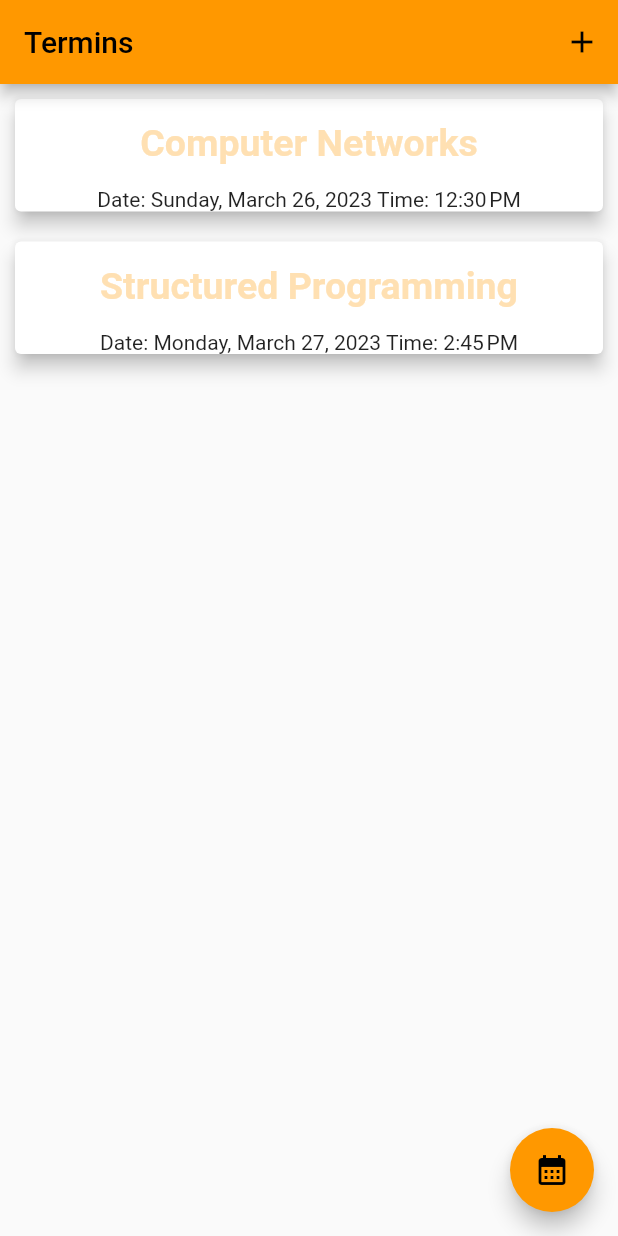
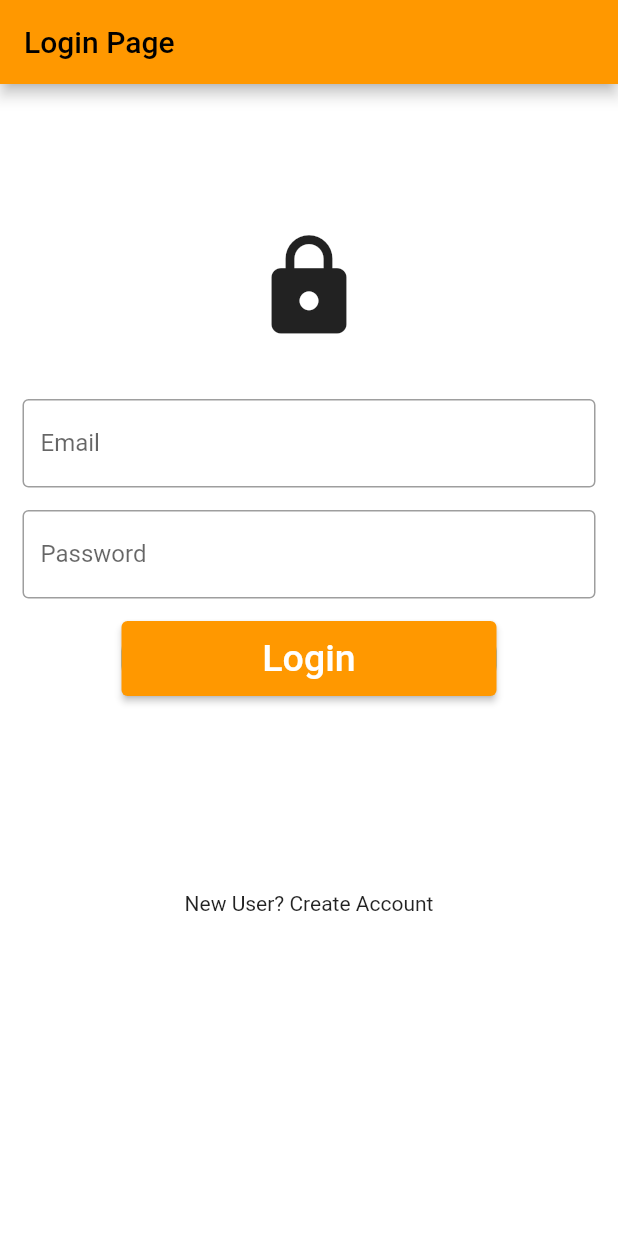
Before and after one commit to MuratUseini123/LaboratoryExe4_191546, a Flutter app: the screen it shows after launch, on a phone screen of 412 x 824 dp. Run offline on Flutter 3.47's test engine with Material 2 defaults, Android fonts, the phone set to English and light mode, and no system bars; our stand-ins replace sqflite, syncfusion_flutter_calendar; accounts and stored records are empty.

Commit message:
added login func, created user and termin models

```diff
--- /dev/null
+++ b/lib/Repository/User.dart
@@ -0,0 +1,76 @@
+import 'package:sqflite/sqflite.dart';
+import 'dart:io';
+import 'package:path/path.dart';
+import 'package:path_provider/path_provider.dart';
+
+class User{
+  final int? id;
+  final String user_name;
+  final String user_email;
+  final String user_pass;
+
+  User({this.id,required  this.user_name,required  this.user_email,required this.user_pass});
+
+
+factory User.fromMap(Map<String, dynamic> json) => new User(
+        id: json['id'],
+        user_name: json['user_name'],
+        user_email: json['user_email'],
+        user_pass: json['user_pass']
+  );
+
+  Map<String, dynamic> toMap() {
+    return {
+      'id': id,
+      'user_name': user_name,
+      'user_email': user_email,
+      'user_pass': user_pass,
+    };
+  }
+}
+
+class DatabaseHelper {
+  DatabaseHelper._privateConstructor();
+  static final DatabaseHelper instance = DatabaseHelper._privateConstructor();
+  static Database? _database;
+  Future<Database> get database async => _database ??= await _initDatabase();
+  Future<Database> _initDatabase() async {
+    Directory documentsDirectory = await getApplicationDocumentsDirectory();
+    String path = join(documentsDirectory.path, 'users.db');
+    return await openDatabase(
+      path,
+      version: 1,
+      onCreate: _onCreate,
+    );
+  }
+
+  Future _onCreate(Database db, int version) async {
+    await db.execute('''
+      CREATE TABLE users(
+          id INTEGER PRIMARY KEY AUTOINCREMENT NOT NULL,
+          user_name TEXT,
+          user_email TEXT,
+          user_pass TEXT,
+      )
+      ''');
+  }
+  Future<List<User>> getUsers() async {
+    Database db = await instance.database;
+    var dbusers = await db.query('users', orderBy: 'user_name');
+    List<User> users = dbusers.isNotEmpty
+        ? dbusers.map((c) => User.fromMap(c)).toList()
+        : [];
+    return users;
+  }
+
+  Future<int> add(User user) async {
+    Database db = await instance.database;
+    return await db.insert('users', user.toMap());
+  }
+
+  Future<int> update(User user) async {
+    Database db = await instance.database;
+    return await db.update('users', user.toMap(),
+        where: "id = ?", whereArgs: [user.id]);
+  }
+}
--- a/lib/Termins.dart
+++ b/lib/Termins.dart
@@ -1,45 +1,66 @@
 import 'package:flutter/material.dart';
 import 'package:intl/intl.dart';
 import './course.dart';
+import 'Repository/Termin.dart';
 
-class Termin extends StatefulWidget {
-  List<Course> courses;
-  Termin({super.key, required this.courses});
+class TerminWidget extends StatefulWidget {
+  TerminWidget({super.key});
 
   @override
-  State<Termin> createState() => _TerminState();
+  State<TerminWidget> createState() => _TerminWidgetState();
 }
 
-class _TerminState extends State<Termin> {
+class _TerminWidgetState extends State<TerminWidget> {
   @override
   Widget build(BuildContext context) {
-    return ListView.builder(
-        itemCount: widget.courses.length,
-        itemBuilder: (ctx, index) {
+    return Center(
+      child: FutureBuilder<List<Termin>>(
+          future: TerminDatabaseHelper.instance.getTermins(),
+          builder:
+              (BuildContext context, AsyncSnapshot<List<Termin>> snapshot) {
+            if (!snapshot.hasData) {
+              return Center(child: Text('Loading...'));
+            }
+            return snapshot.data!.isEmpty
+                ? Center(
+                    child: const Text('No Termins in List.'),
+                  )
+                : Column(
+                    children: [
+                      Expanded(
+                        child: ListView(
+                          children: snapshot.data!.map((termin) {
                             return Card(
                               margin: const EdgeInsets.all(10),
                               elevation: 5,
                               child: Column(
-              mainAxisAlignment: MainAxisAlignment.spaceBetween,
+                                mainAxisAlignment:
+                                    MainAxisAlignment.spaceBetween,
                                 children: [
                                   Container(
                                     margin: const EdgeInsets.all(15),
                                     child: Text(
-                    widget.courses.elementAt(index).course_name,
+                                      termin.course_name,
                                       style: TextStyle(
                                           fontSize: 25,
                                           fontWeight: FontWeight.bold,
-                        color: Theme.of(ctx).primaryColorLight),
+                                          color: Theme.of(context)
+                                              .primaryColorLight),
                                     ),
                                   ),
                                   Container(
                                     child: Text(
-                      "Date: ${DateFormat.yMMMMEEEEd().format(widget.courses.elementAt(index).termin_date)} Time: ${DateFormat.jm().format(widget.courses.elementAt(index).termin_date)}"),
+                                        "Date: ${DateFormat.yMMMMEEEEd().format(DateTime.parse(termin.termin_date))} Time: ${DateFormat.jm().format(DateTime.parse(termin.termin_date))}"),
                                   ),
                                 ],
                               ),
                             );
-        },
+                          }).toList(),
+                        ),
+                      ),
+                    ],
+                  );
+          }),
     );
   }
 }
--- /dev/null
+++ b/lib/auth.dart
@@ -0,0 +1,22 @@
+import 'package:flutter/material.dart';
+import 'package:flutter/src/widgets/framework.dart';
+import 'package:flutter/src/widgets/placeholder.dart';
+import 'package:src/login.dart';
+
+import 'homePage.dart';
+
+class LoginAuth extends StatefulWidget {
+  const LoginAuth({super.key});
+  static bool isLoggedin = false;
+  @override
+  State<LoginAuth> createState() => _LoginAuthState();
+}
+
+class _LoginAuthState extends State<LoginAuth> {
+  @override
+  Widget build(BuildContext context) {
+    return LoginAuth.isLoggedin == true
+        ? MyHomePage(title: "Termins")
+        : Login();
+  }
+}
--- a/lib/course.dart
+++ b/lib/course.dart
@@ -1,11 +1,11 @@
 import 'package:flutter/foundation.dart';
 
 class Course {
-  int course_id  = -1;
+  int course_id = -1;
   String course_name = '';
   DateTime termin_date = DateTime.now();
 
-  Course(int id, this.course_name, this.termin_date){
+  Course(int id, this.course_name, this.termin_date) {
     course_id = id;
   }
 
--- /dev/null
+++ b/lib/login.dart
@@ -0,0 +1,85 @@
+import 'package:flutter/material.dart';
+import 'package:src/auth.dart';
+
+import 'homePage.dart';
+
+class Login extends StatefulWidget {
+  @override
+  _LoginState createState() => _LoginState();
+}
+
+class _LoginState extends State<Login> {
+  @override
+  Widget build(BuildContext context) {
+    return Scaffold(
+      backgroundColor: Colors.white,
+      appBar: AppBar(
+        automaticallyImplyLeading: false,
+        title: Text("Login Page"),
+      ),
+      body: SingleChildScrollView(
+        child: Column(
+          children: <Widget>[
+            Padding(
+              padding: const EdgeInsets.only(top: 60.0),
+              child: Center(
+                child: Container(
+                    width: 200,
+                    height: 150,
+                    child: const Icon(
+                      Icons.lock,
+                      size: 75,
+                    )),
+              ),
+            ),
+            Padding(
+              padding: EdgeInsets.symmetric(horizontal: 15),
+              child: TextField(
+                decoration: InputDecoration(
+                    border: OutlineInputBorder(),
+                    labelText: 'Email',
+                    hintText: 'username@mail.com'),
+              ),
+            ),
+            Padding(
+              padding: const EdgeInsets.only(
+                  left: 15.0, right: 15.0, top: 15, bottom: 0),
+
+              child: TextField(
+                obscureText: true,
+                decoration: InputDecoration(
+                    border: OutlineInputBorder(),
+                    labelText: 'Password',
+                    hintText: 'Enter secure password'),
+              ),
+            ),
+            SizedBox(
+              height: 15,
+            ),
+            Container(
+              height: 50,
+              width: 250,
+              decoration: BoxDecoration(
+                  color: Colors.blue, borderRadius: BorderRadius.circular(20)),
+              child: ElevatedButton(
+                onPressed: () {
+                  print(LoginAuth.isLoggedin);
+                  LoginAuth.isLoggedin = true;
+                  Navigator.of(context).pushNamed('/LoginAuth');
+                },
+                child: const Text(
+                  'Login',
+                  style: TextStyle(color: Colors.white, fontSize: 25),
+                ),
+              ),
+            ),
+            const SizedBox(
+              height: 130,
+            ),
+            const Text('New User? Create Account')
+          ],
+        ),
+      ),
+    );
+  }
+}
--- a/lib/main.dart
+++ b/lib/main.dart
@@ -1,11 +1,12 @@
 import 'package:flutter/material.dart';
-import './course.dart';
-import './add_new_elem.dart';
-import './calendar.dart';
-import './Termins.dart';
-import './myEvent.dart';
+import 'package:sqflite/sqflite.dart';
+import './Repository/User.dart';
+import 'auth.dart';
+import 'homePage.dart';
+import 'login.dart';
 
 void main() {
+  WidgetsFlutterBinding.ensureInitialized();
   runApp(const MyApp());
 }
 
@@ -16,87 +17,75 @@ class MyApp extends StatelessWidget {
     return MaterialApp(
       debugShowCheckedModeBanner: false,
       title: 'Termins',
+      routes: {
+        '/homePage': (_) => MyHomePage(title: "Termins"),
+        '/loginPage': (_) => Login(),
+        '/LoginAuth': (_) => LoginAuth()
+      },
       theme: ThemeData(
         primarySwatch: Colors.orange,
       ),
-      home: MyHomePage(title: 'Termins'),
+      home: LoginAuth(),
     );
   }
 }
 
-class MyHomePage extends StatefulWidget {
-  int auto_increment_value =
-      2; //this is for keeping id counter so it can be used for deleting given entry
-  MyHomePage({super.key, required this.title});
-  String title;
+
+
+//TODO w
+class testdb extends StatefulWidget {
+  const testdb({super.key});
+
   @override
-  State<MyHomePage> createState() => _MyHomePageState();
+  State<testdb> createState() => _testdbState();
 }
 
-class _MyHomePageState extends State<MyHomePage> {
-  void _addItemFunction(BuildContext ct) {
-    showModalBottomSheet(
-        context: ct,
-        builder: (_) {
-          return GestureDetector(
-            onTap: () {},
-            behavior: HitTestBehavior.opaque,
-            child: NewCourseTermin(
-                _addNewTerminToList, widget.auto_increment_value),
-          );
-        });
-    widget.auto_increment_value += 1;
-  }
-
-  void _showCalendar(BuildContext ctx, List<MyEvent> evs) {
-    showModalBottomSheet(
-        context: ctx,
-        builder: (_) {
-          return GestureDetector(
-              onTap: () {},
-              behavior: HitTestBehavior.opaque,
-              child: MyCalendar(events: evs));
-        });
-  }
-
-  void _addNewTerminToList(Course new_course_termin) {
-    setState(() {
-      courses.add(new_course_termin);
-    });
-  }
-
-  List<Course> courses = [
-    Course(1, "Computer Networks", DateTime.parse("2023-03-26 12:30:00")),
-    Course(2, "Structured Programming", DateTime.parse("2023-03-27 14:45:00"))
-  ];
-
-  List<MyEvent> initEvents() {
-    final List<MyEvent> evs = <MyEvent>[];
-    for (var course in courses) {
-      evs.add(MyEvent(course: course, c: Theme.of(context).primaryColor));
-    }
-    return evs;
-  }
+class _testdbState extends State<testdb> {
+  TextEditingController textController = TextEditingController();
 
   @override
   Widget build(BuildContext context) {
-    return Scaffold(
-      floatingActionButton: FloatingActionButton(
-        onPressed: () => _showCalendar(context, initEvents()),
-        tooltip: "Calendar",
-        child: const Icon(Icons.calendar_month),
-      ),
-      appBar: AppBar(
-        title: Text(widget.title),
-        actions: [
-          IconButton(
-            onPressed: () => _addItemFunction(context),
-            icon: const Icon(Icons.add),
-            tooltip: "Create new termin",
-          ),
-        ],
-      ),
-      body: Termin(courses: courses),
+    return Center(
+      child: FutureBuilder<List<User>>(
+          future: DatabaseHelper.instance.getUsers(),
+          builder: (BuildContext context, AsyncSnapshot<List<User>> snapshot) {
+            if (!snapshot.hasData) {
+              return Center(child: Text('Loading...'));
+            }
+            return snapshot.data!.isEmpty
+                ? Center(
+                    child: const Text('No Users in List.'),
+                  )
+                : Column(
+                    children: [
+                      Expanded(
+                        child: ListView(
+                          children: snapshot.data!.map((user) {
+                            return Center(
+                              child: Text(user.user_name),
+                            );
+                          }).toList(),
+                        ),
+                      ),
+                      TextField(
+                        controller: textController,
+                      ),
+                      ElevatedButton(
+                        onPressed: () async {
+                          await DatabaseHelper.instance.add(User(
+                              user_name: "muawdawwrataaawdaa",
+                              user_email: "murat@gmail.com",
+                              user_pass: "murat12345",
+                              id: 4));
+                          setState(() {
+                            textController.clear();
+                          });
+                        },
+                        child: Text("ADD"),
+                      ),
+                    ],
+                  );
+          }),
     );
   }
 }
--- a/lib/myEvent.dart
+++ b/lib/myEvent.dart
@@ -1,12 +1,13 @@
 import 'dart:ui';
 import 'package:intl/intl.dart';
 import 'package:syncfusion_flutter_calendar/calendar.dart';
+import 'Repository/Termin.dart';
 import 'course.dart';
 
 class MyEvent{
-  final Course course;
+  final Termin termin;
   final Color c;
-  MyEvent({required this.course, required this.c});
+  MyEvent({required this.termin, required this.c});
 }
 
 
@@ -17,17 +18,17 @@ class MyEventDataSource extends CalendarDataSource{
 
   @override
   DateTime getStartTime(int index) {
-    return _getEventData(index).course.termin_date;
+    return DateTime.parse(_getEventData(index).termin.termin_date);
   }
 
   @override
   DateTime getEndTime(int index) {
-    return _getEventData(index).course.termin_date;
+    return DateTime.parse(_getEventData(index).termin.termin_date);
   }
 
   @override
   String getSubject(int index) {
-    return '${_getEventData(index).course.course_name} - ${DateFormat.Hm().format(_getEventData(index).course.termin_date)}';
+    return '${_getEventData(index).termin.course_name} - ${DateFormat.Hm().format(DateTime.parse(_getEventData(index).termin.termin_date))}';
   }
 
   @override
--- a/pubspec.yaml
+++ b/pubspec.yaml
@@ -37,6 +37,8 @@ dependencies:
   cupertino_icons: ^1.0.2
   intl: ^0.18.0
   syncfusion_flutter_calendar: ^20.4.52
+  sqflite: ^2.2.5
+  path_provider: ^2.0.13
 
 dev_dependencies:
   flutter_test:
```
Also changed, not shown: lib/Repository/Termin.dart (added, +88 -0 lines), lib/add_new_elem.dart (+68 -15 lines), lib/calendar.dart (+9 -2 lines), lib/homePage.dart (added, +85 -0 lines), pubspec.lock, 1 other file. Lines whose indentation alone changed are shown as unchanged.
